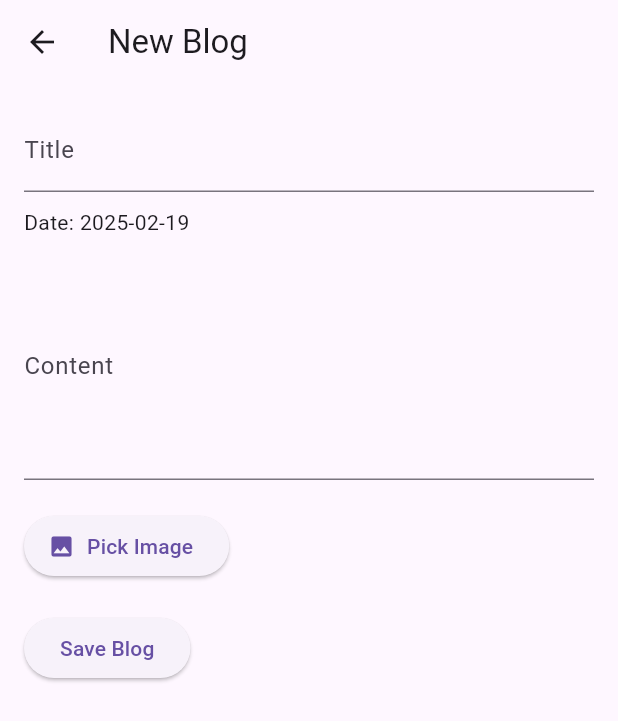
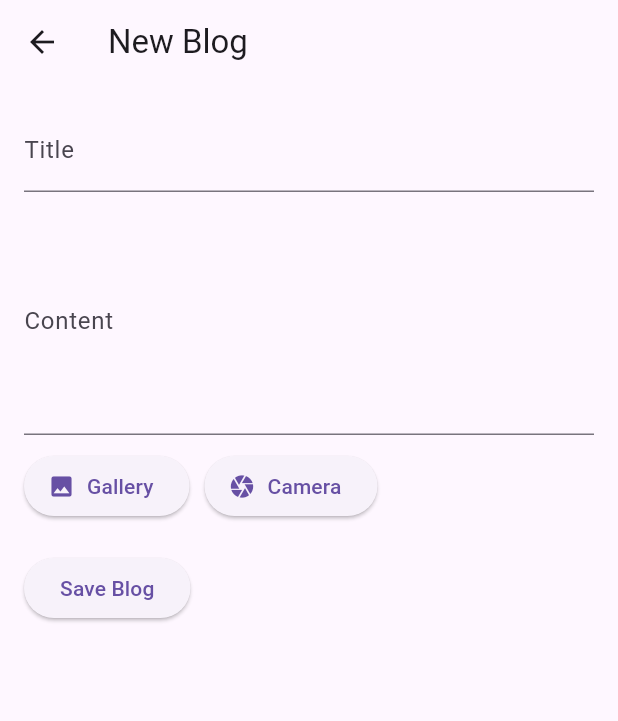
Before and after one commit to latoms105/my_blog_app, a Flutter app: the screen it shows after launch, after a tap on the "add" icon, on a phone screen of 412 x 824 dp. Shown: the top 721 px of the screen. Run offline on Flutter 3.47's test engine with Material 3 defaults, Android fonts, the phone set to English and light mode, and no system bars; our stand-ins replace image_picker, shared_preferences.

Commit message:
Updated app with image attachment and edit feature

```diff
--- a/lib/main.dart
+++ b/lib/main.dart
@@ -1,7 +1,9 @@
 import 'package:flutter/material.dart';
 import 'screens/blog_list_screen.dart';
+import 'services/blog_service.dart';
 
 void main() {
+  BlogService().printFilePath();
   runApp(MyApp());
 }
 
@@ -9,8 +11,11 @@ class MyApp extends StatelessWidget {
   @override
   Widget build(BuildContext context) {
     return MaterialApp(
-      title: 'Anime Blog',
-      theme: ThemeData(primarySwatch: Colors.blue),
+      debugShowCheckedModeBanner: false,
+      title: 'Blog App',
+      theme: ThemeData(
+        primarySwatch: Colors.blue,
+      ),
       home: BlogListScreen(),
     );
   }
--- a/lib/models/blog.dart
+++ b/lib/models/blog.dart
@@ -1,11 +1,11 @@
 import 'dart:convert';
 
 class Blog {
-  String id;
-  String title;
-  String date;
-  String content;
-  String? imagePath;
+  final String id;
+  final String title;
+  final String date;
+  final String content;
+  final String? imagePath;
 
   Blog({
     required this.id,
--- a/lib/screens/blog_entry_screen.dart
+++ b/lib/screens/blog_entry_screen.dart
@@ -7,7 +7,6 @@ import '../services/blog_service.dart';
 
 class BlogEntryScreen extends StatefulWidget {
   final Blog? blog;
-
   BlogEntryScreen({this.blog});
 
   @override
@@ -33,8 +32,8 @@ class _BlogEntryScreenState extends State<BlogEntryScreen> {
     }
   }
 
-  Future<void> _pickImage() async {
-    final pickedFile = await ImagePicker().pickImage(source: ImageSource.gallery);
+  Future<void> _pickImage(ImageSource source) async {
+    final pickedFile = await ImagePicker().pickImage(source: source);
     if (pickedFile != null) {
       setState(() {
         _imagePath = pickedFile.path;
@@ -83,27 +82,32 @@ class _BlogEntryScreenState extends State<BlogEntryScreen> {
               decoration: InputDecoration(labelText: 'Title'),
             ),
             SizedBox(height: 10),
-            Text('Date: ${DateTime.now().toString().split(' ')[0]}'),
-            SizedBox(height: 10),
             TextField(
               controller: _contentController,
               decoration: InputDecoration(labelText: 'Content'),
               maxLines: 5,
             ),
             SizedBox(height: 10),
-            _imagePath != null
-                ? Image.file(File(_imagePath!), height: 150)
-                : Container(),
-            SizedBox(height: 10),
-            ElevatedButton.icon(
-              onPressed: _pickImage,
-              icon: Icon(Icons.image),
-              label: Text('Pick Image'),
+            _imagePath != null ? Image.file(File(_imagePath!), height: 150) : Container(),
+            Row(
+              children: [
+                ElevatedButton.icon(
+                  onPressed: () => _pickImage(ImageSource.gallery),
+                  icon: Icon(Icons.image),
+                  label: Text('Gallery'),
+                ),
+                SizedBox(width: 10),
+                ElevatedButton.icon(
+                  onPressed: () => _pickImage(ImageSource.camera),
+                  icon: Icon(Icons.camera),
+                  label: Text('Camera'),
+                ),
+              ],
             ),
             SizedBox(height: 20),
             ElevatedButton(
               onPressed: _saveBlog,
-              child: Text(_isEditing ? 'Update Blog' : 'Save Blog'),
+              child: Text('Save Blog'),
             ),
           ],
         ),
--- a/lib/screens/blog_list_screen.dart
+++ b/lib/screens/blog_list_screen.dart
@@ -11,34 +11,56 @@ class BlogListScreen extends StatefulWidget {
 
 class _BlogListScreenState extends State<BlogListScreen> {
   final BlogService _blogService = BlogService();
-  List<Blog> blogs = [];
-  List<String> selectedBlogs = [];
+  List<Blog> _blogs = [];
+  List<Blog> _filteredBlogs = [];
+  Set<String> _selectedBlogs = {};
+  final TextEditingController _searchController = TextEditingController();
 
   @override
   void initState() {
     super.initState();
     _loadBlogs();
+    _searchController.addListener(_filterBlogs);
   }
 
-  void _loadBlogs() async {
-    List<Blog> loadedBlogs = await _blogService.getBlogs();
+  Future<void> _loadBlogs() async {
+    List<Blog> blogs = await _blogService.getBlogs();
     setState(() {
-      blogs = loadedBlogs;
+      _blogs = blogs;
+      _filteredBlogs = blogs;
     });
   }
 
+  void _filterBlogs() {
+    String query = _searchController.text.toLowerCase();
+    setState(() {
+      _filteredBlogs = _blogs
+          .where((blog) =>
+      blog.title.toLowerCase().contains(query) ||
+          blog.content.toLowerCase().contains(query))
+          .toList();
+    });
+  }
+
+  void _deleteBlog(String blogId) async {
+    await _blogService.deleteBlog(blogId);
+    _loadBlogs();
+  }
+
   void _deleteSelectedBlogs() async {
-    await _blogService.deleteBlogs(selectedBlogs);
+    await _blogService.deleteMultipleBlogs(_selectedBlogs.toList());
     setState(() {
-      blogs.removeWhere((blog) => selectedBlogs.contains(blog.id));
-      selectedBlogs.clear();
+      _selectedBlogs.clear();
     });
+    _loadBlogs();
   }
 
   void _navigateToEntryScreen({Blog? blog}) async {
     bool? result = await Navigator.push(
       context,
-      MaterialPageRoute(builder: (context) => BlogEntryScreen(blog: blog)),
+      MaterialPageRoute(
+        builder: (context) => BlogEntryScreen(blog: blog),
+      ),
     );
     if (result == true) {
       _loadBlogs();
@@ -49,50 +71,72 @@ class _BlogListScreenState extends State<BlogListScreen> {
   Widget build(BuildContext context) {
     return Scaffold(
       appBar: AppBar(
-        title: Text("Anime Blog"),
-        actions: selectedBlogs.isNotEmpty
-            ? [
+        title: Text('My Blog'),
+        actions: [
           IconButton(
             icon: Icon(Icons.delete),
-            onPressed: _deleteSelectedBlogs,
-          )
-        ]
-            : [],
+            onPressed: _selectedBlogs.isNotEmpty ? _deleteSelectedBlogs : null,
           ),
-      body: blogs.isEmpty
-          ? Center(child: Text("No blogs available."))
-          : ListView.builder(
-        itemCount: blogs.length,
+        ],
+      ),
+      body: Column(
+        children: [
+          Padding(
+            padding: EdgeInsets.all(8.0),
+            child: TextField(
+              controller: _searchController,
+              decoration: InputDecoration(
+                hintText: 'Search Blogs...',
+                prefixIcon: Icon(Icons.search),
+                border: OutlineInputBorder(),
+              ),
+            ),
+          ),
+          Expanded(
+            child: ListView.builder(
+              itemCount: _filteredBlogs.length,
               itemBuilder: (context, index) {
-          Blog blog = blogs[index];
-          bool isSelected = selectedBlogs.contains(blog.id);
-          return Card(
-            color: isSelected ? Colors.grey[300] : null,
-            child: ListTile(
+                Blog blog = _filteredBlogs[index];
+                bool isSelected = _selectedBlogs.contains(blog.id);
+
+                return ListTile(
+                  title: Text(blog.title),
+                  subtitle: Text(blog.date),
                   leading: blog.imagePath != null
-                  ? Image.file(File(blog.imagePath!), width: 50, height: 50, fit: BoxFit.cover)
-                  : Icon(Icons.image),
-              title: Text(blog.title),
-              subtitle: Text(blog.content),
-              onTap: () => _navigateToEntryScreen(blog: blog),
+                      ? Image.file(File(blog.imagePath!), width: 50)
+                      : Icon(Icons.article),
+                  trailing: IconButton(
+                    icon: Icon(
+                      Icons.delete,
+                      color: isSelected ? Colors.red : Colors.grey,
+                    ),
+                    onPressed: () {
+                      setState(() {
+                        if (isSelected) {
+                          _selectedBlogs.remove(blog.id);
+                        } else {
+                          _selectedBlogs.add(blog.id);
+                        }
+                      });
+                    },
+                  ),
+                  onTap: () {
+                    _navigateToEntryScreen(blog: blog);
+                  },
                   onLongPress: () {
                     setState(() {
                       if (isSelected) {
-                    selectedBlogs.remove(blog.id);
+                        _selectedBlogs.remove(blog.id);
                       } else {
-                    selectedBlogs.add(blog.id);
+                        _selectedBlogs.add(blog.id);
                       }
                     });
                   },
-              trailing: selectedBlogs.isEmpty
-                  ? IconButton(
-                icon: Icon(Icons.delete, color: Colors.red),
-                onPressed: () => _deleteSelectedBlogs(),
-              )
-                  : null,
-            ),
                 );
               },
+            ),
+          ),
+        ],
       ),
       floatingActionButton: FloatingActionButton(
         onPressed: () => _navigateToEntryScreen(),
--- a/lib/services/blog_service.dart
+++ b/lib/services/blog_service.dart
@@ -1,9 +1,11 @@
 import 'dart:convert';
+import 'dart:io';
+import 'package:path_provider/path_provider.dart';
 import 'package:shared_preferences/shared_preferences.dart';
 import '../models/blog.dart';
 
 class BlogService {
-  static const String _storageKey = "anime_blog_items";
+  static const String _storageKey = "blog_items";
 
   Future<void> addBlog(Blog blog) async {
     final prefs = await SharedPreferences.getInstance();
@@ -25,16 +27,30 @@ class BlogService {
     int index = blogs.indexWhere((blog) => blog.id == updatedBlog.id);
     if (index != -1) {
       blogs[index] = updatedBlog;
-      List<String> blogList = blogs.map((blog) => jsonEncode(blog.toJson())).toList();
-      await prefs.setStringList(_storageKey, blogList);
+      List<String> updatedList = blogs.map((blog) => jsonEncode(blog.toJson())).toList();
+      await prefs.setStringList(_storageKey, updatedList);
     }
   }
 
-  Future<void> deleteBlogs(List<String> blogIds) async {
+  Future<void> deleteBlog(String blogId) async {
+    final prefs = await SharedPreferences.getInstance();
+    List<Blog> blogs = await getBlogs();
+    blogs.removeWhere((blog) => blog.id == blogId);
+    List<String> updatedList = blogs.map((blog) => jsonEncode(blog.toJson())).toList();
+    await prefs.setStringList(_storageKey, updatedList);
+  }
+
+  Future<void> deleteMultipleBlogs(List<String> blogIds) async {
     final prefs = await SharedPreferences.getInstance();
     List<Blog> blogs = await getBlogs();
     blogs.removeWhere((blog) => blogIds.contains(blog.id));
-    List<String> blogList = blogs.map((blog) => jsonEncode(blog.toJson())).toList();
-    await prefs.setStringList(_storageKey, blogList);
+    List<String> updatedList = blogs.map((blog) => jsonEncode(blog.toJson())).toList();
+    await prefs.setStringList(_storageKey, updatedList);
+  }
+
+  Future<void> printFilePath() async {
+    final directory = await getApplicationDocumentsDirectory();
+    String filePath = '${directory.path}/blog_data.json';
+    print("✅ Blog data is stored at: $filePath");
   }
 }
```
Also changed, not shown: pubspec.yaml (+4 -3 lines), pubspec.lock, 3 other files. Lines whose indentation alone changed are shown as unchanged.
